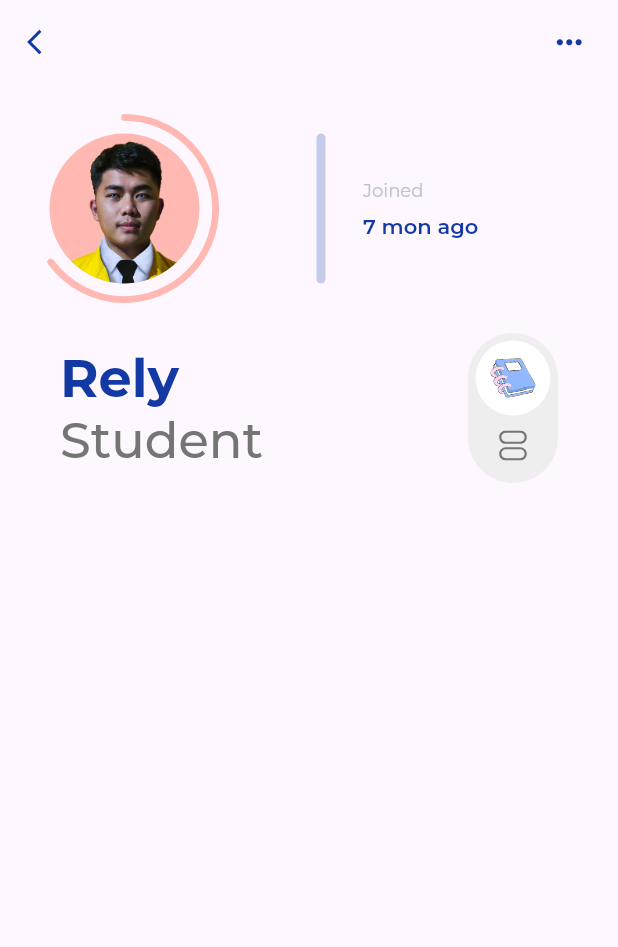
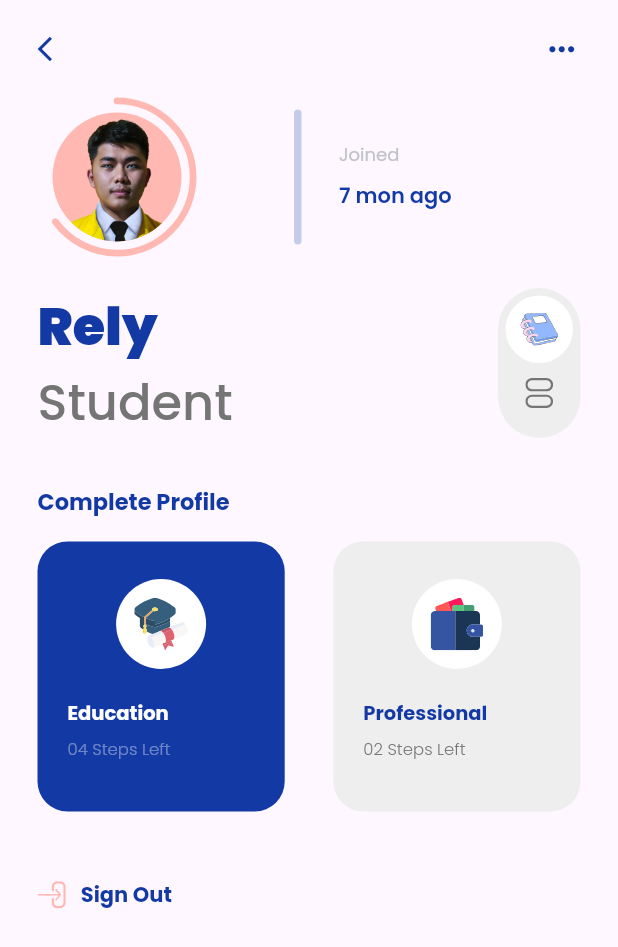
Before and after one commit to 4amshin/ui-slicing, a Flutter app: the screen it shows after launch, on a phone screen of 412 x 824 dp. Shown: the top 947 px of the screen. Run offline on Flutter 3.47's test engine with Material 2 defaults, Android fonts, the phone set to English and light mode, and no system bars; drawn by our look-alikes of percent_indicator; our stand-ins replace flutter_svg, google_fonts.

Commit message:
home-page-done

```diff
--- a/lib/main.dart
+++ b/lib/main.dart
@@ -1,5 +1,6 @@
 import 'package:flutter/material.dart';
 import 'package:google_fonts/google_fonts.dart';
+import 'package:ui_slicing/test_site.dart';
 import 'ui/student_management/view/sm_home_page.dart';
 
 void main() {
@@ -16,7 +17,7 @@ class MyApp extends StatelessWidget {
       title: 'Ui Slicing',
       theme: ThemeData(
         primarySwatch: Colors.indigo,
-        textTheme: GoogleFonts.montserratTextTheme(
+        textTheme: GoogleFonts.poppinsTextTheme(
           Theme.of(context).textTheme,
         ),
         useMaterial3: true,
--- /dev/null
+++ b/lib/test_site.dart
@@ -0,0 +1,41 @@
+import 'dart:math';
+
+import 'package:flutter/material.dart';
+import 'package:flutter_staggered_grid_view/flutter_staggered_grid_view.dart';
+
+class TestSite extends StatefulWidget {
+  const TestSite({Key? key}) : super(key: key);
+
+  @override
+  _TestSiteState createState() => _TestSiteState();
+}
+
+class _TestSiteState extends State<TestSite> {
+  final Random _random = Random();
+  @override
+  Widget build(BuildContext context) {
+    return Scaffold(
+      appBar: AppBar(
+        backgroundColor: Colors.indigo,
+        centerTitle: true,
+        title: const Text(
+          "Test Site",
+          style: TextStyle(
+            color: Colors.white,
+          ),
+        ),
+        actions: const [],
+      ),
+      body: SafeArea(
+        minimum: const EdgeInsets.only(
+          top: 10,
+          left: 10,
+          right: 10,
+        ),
+        child: Column(
+          children: [],
+        ),
+      ),
+    );
+  }
+}
--- a/lib/ui/student_management/view/sm_home_page.dart
+++ b/lib/ui/student_management/view/sm_home_page.dart
@@ -1,8 +1,14 @@
 import 'package:flutter/material.dart';
 import 'package:flutter_svg/svg.dart';
-import 'package:percent_indicator/percent_indicator.dart';
+import 'package:ui_slicing/ui/student_management/widget/sm_app_bar.dart';
+import 'package:ui_slicing/ui/student_management/widget/sm_bottom_content.dart';
 import 'package:ui_slicing/ui/student_management/widget/sm_join_time.dart';
 import 'package:ui_slicing/ui/student_management/widget/sm_lesson_filter.dart';
+import 'package:ui_slicing/ui/student_management/widget/sm_lesson_item.dart';
+import 'package:ui_slicing/ui/student_management/widget/sm_lesson_list.dart';
+import 'package:ui_slicing/ui/student_management/widget/sm_mid_content.dart';
+import 'package:ui_slicing/ui/student_management/widget/sm_sign_out.dart';
+import 'package:ui_slicing/ui/student_management/widget/sm_top_content.dart';
 import 'package:ui_slicing/ui/student_management/widget/sm_top_profile_pic.dart';
 import 'package:ui_slicing/ui/student_management/widget/sm_user_status.dart';
 
@@ -14,47 +20,23 @@ class SmHomePage extends StatelessWidget {
   @override
   Widget build(BuildContext context) {
     return Scaffold(
-      appBar: AppBar(
-        leading: const Icon(
-          Icons.arrow_back_ios,
-          color: Color(0xff1339a4),
-          size: 20,
+      body: SafeArea(
+        minimum: const EdgeInsets.symmetric(
+          vertical: 20,
+          horizontal: 25,
         ),
-        actions: const [
-          Padding(
-            padding: EdgeInsets.only(right: 20),
-            child: Icon(
-              Icons.more_horiz,
-              color: Color(0xff1339a4),
-              size: 25,
-            ),
-          ),
-        ],
-      ),
-      body: SafeArea(
-        minimum: const EdgeInsets.all(20),
         child: Column(
-          children: [
-            Row(
-              children: const [
-                SmTopProfilePic(),
-                SizedBox(width: 65.0),
-                SmJoinTime(),
-              ],
-            ),
-            const SizedBox(height: 20.0),
-            Padding(
-              padding: const EdgeInsets.symmetric(
-                horizontal: 20,
-              ),
-              child: Row(
-                mainAxisAlignment: MainAxisAlignment.spaceBetween,
-                children: [
-                  const SmUserStatus(),
-                  const SmLessonFilter(),
-                ],
-              ),
-            ),
+          crossAxisAlignment: CrossAxisAlignment.start,
+          children: const [
+            SmAppBar(),
+            SizedBox(height: 20),
+            SmTopContent(),
+            SizedBox(height: 20),
+            SmMidContent(),
+            SizedBox(height: 30),
+            SmBottomContent(),
+            SizedBox(height: 45.0),
+            SmSignOut(),
           ],
         ),
       ),
--- /dev/null
+++ b/lib/ui/student_management/widget/sm_app_bar.dart
@@ -0,0 +1,24 @@
+import 'package:flutter/material.dart';
+
+class SmAppBar extends StatelessWidget {
+  const SmAppBar({Key? key}) : super(key: key);
+
+  @override
+  Widget build(BuildContext context) {
+    return Row(
+      mainAxisAlignment: MainAxisAlignment.spaceBetween,
+      children: const [
+        Icon(
+          Icons.arrow_back_ios,
+          color: Color(0xff1339a4),
+          size: 20,
+        ),
+        Icon(
+          Icons.more_horiz,
+          color: Color(0xff1339a4),
+          size: 25,
+        ),
+      ],
+    );
+  }
+}
--- /dev/null
+++ b/lib/ui/student_management/widget/sm_bottom_content.dart
@@ -0,0 +1,26 @@
+import 'package:flutter/material.dart';
+
+import 'sm_lesson_list.dart';
+
+class SmBottomContent extends StatelessWidget {
+  const SmBottomContent({Key? key}) : super(key: key);
+
+  @override
+  Widget build(BuildContext context) {
+    return Column(
+      crossAxisAlignment: CrossAxisAlignment.start,
+      children: const [
+        Text(
+          "Complete Profile",
+          style: TextStyle(
+            fontSize: 15,
+            color: Color(0xff1339a4),
+            fontWeight: FontWeight.bold,
+          ),
+        ),
+        SizedBox(height: 15),
+        SmLessonList(),
+      ],
+    );
+  }
+}
--- a/lib/ui/student_management/widget/sm_join_time.dart
+++ b/lib/ui/student_management/widget/sm_join_time.dart
@@ -8,8 +8,8 @@ class SmJoinTime extends StatelessWidget {
     return Row(
       children: [
         Container(
-          height: 100.0,
-          width: 6,
+          height: 90,
+          width: 5,
           decoration: const BoxDecoration(
             color: Color(0xffc5cce9),
             borderRadius: BorderRadius.all(
--- a/lib/ui/student_management/widget/sm_lesson_filter.dart
+++ b/lib/ui/student_management/widget/sm_lesson_filter.dart
@@ -10,7 +10,7 @@ class SmLessonFilter extends StatelessWidget {
   Widget build(BuildContext context) {
     return Container(
       height: 100.0,
-      width: 60,
+      width: 55,
       padding: const EdgeInsets.all(5),
       decoration: BoxDecoration(
         color: Colors.grey[200],
--- /dev/null
+++ b/lib/ui/student_management/widget/sm_lesson_item.dart
@@ -0,0 +1,75 @@
+import 'package:flutter/material.dart';
+import 'package:flutter_svg/svg.dart';
+
+class SmLessonItem extends StatelessWidget {
+  final String? imgAssets;
+  final String? title;
+  final String? subTitle;
+  final Color? titleColor;
+  final Color? subTitleColor;
+  final Color? backgroundColor;
+  const SmLessonItem({
+    Key? key,
+    this.imgAssets,
+    this.title,
+    this.subTitle,
+    this.titleColor,
+    this.subTitleColor,
+    this.backgroundColor,
+  }) : super(key: key);
+
+  @override
+  Widget build(BuildContext context) {
+    return Container(
+      height: 180.0,
+      padding: const EdgeInsets.symmetric(
+        horizontal: 20,
+        vertical: 25,
+      ),
+      width: MediaQuery.of(context).size.width / 2.5,
+      decoration: BoxDecoration(
+        color: backgroundColor ?? Colors.indigo,
+        borderRadius: const BorderRadius.all(
+          Radius.circular(20),
+        ),
+      ),
+      child: Column(
+        crossAxisAlignment: CrossAxisAlignment.start,
+        children: [
+          Center(
+            child: CircleAvatar(
+              radius: 30,
+              backgroundColor: Colors.white,
+              child: SvgPicture.asset(
+                'assets/icons/student_management/${imgAssets ?? 'education'}.svg',
+                height: 35,
+              ),
+            ),
+          ),
+          const SizedBox(
+            height: 20,
+          ),
+          Text(
+            title ?? "Title Here",
+            style: TextStyle(
+              fontSize: 13.0,
+              color: titleColor ?? Colors.white,
+              fontWeight: FontWeight.bold,
+            ),
+          ),
+          const SizedBox(
+            height: 6,
+          ),
+          Text(
+            subTitle ?? "Sub Title Here",
+            style: TextStyle(
+              fontSize: 11.0,
+              color: subTitleColor ?? Colors.white38,
+              fontWeight: FontWeight.w300,
+            ),
+          ),
+        ],
+      ),
+    );
+  }
+}
--- /dev/null
+++ b/lib/ui/student_management/widget/sm_lesson_list.dart
@@ -0,0 +1,30 @@
+import 'package:flutter/material.dart';
+
+import 'sm_lesson_item.dart';
+
+class SmLessonList extends StatelessWidget {
+  const SmLessonList({Key? key}) : super(key: key);
+
+  @override
+  Widget build(BuildContext context) {
+    return Row(
+      mainAxisAlignment: MainAxisAlignment.spaceBetween,
+      children: [
+        const SmLessonItem(
+          backgroundColor: Color(0xff1339a4),
+          imgAssets: 'education',
+          title: 'Education',
+          subTitle: '04 Steps Left',
+        ),
+        SmLessonItem(
+          backgroundColor: Colors.grey[200],
+          imgAssets: 'profesional',
+          title: 'Professional',
+          titleColor: const Color(0xff1339a4),
+          subTitle: '02 Steps Left',
+          subTitleColor: Colors.grey[600],
+        ),
+      ],
+    );
+  }
+}
--- /dev/null
+++ b/lib/ui/student_management/widget/sm_mid_content.dart
@@ -0,0 +1,20 @@
+import 'package:flutter/material.dart';
+
+import 'sm_lesson_filter.dart';
+import 'sm_user_status.dart';
+
+class SmMidContent extends StatelessWidget {
+  const SmMidContent({Key? key}) : super(key: key);
+
+  @override
+  Widget build(BuildContext context) {
+    return Row(
+      mainAxisAlignment: MainAxisAlignment.spaceBetween,
+      crossAxisAlignment: CrossAxisAlignment.center,
+      children: const [
+        SmUserStatus(),
+        SmLessonFilter(),
+      ],
+    );
+  }
+}
--- a/lib/ui/student_management/widget/sm_rounded_book.dart
+++ b/lib/ui/student_management/widget/sm_rounded_book.dart
@@ -7,8 +7,8 @@ class SmRoundedBook extends StatelessWidget {
   @override
   Widget build(BuildContext context) {
     return Container(
-      height: 50,
-      width: 50,
+      height: 45,
+      width: 45,
       padding: const EdgeInsets.all(10),
       decoration: const BoxDecoration(
         color: Colors.white,
--- /dev/null
+++ b/lib/ui/student_management/widget/sm_sign_out.dart
@@ -0,0 +1,28 @@
+import 'package:flutter/material.dart';
+import 'package:flutter_svg/svg.dart';
+
+class SmSignOut extends StatelessWidget {
+  const SmSignOut({Key? key}) : super(key: key);
+
+  @override
+  Widget build(BuildContext context) {
+    return Row(
+      children: [
+        SvgPicture.asset(
+          'assets/icons/student_management/sign-out.svg',
+          height: 18,
+          color: const Color(0xffffb8b2),
+        ),
+        const SizedBox(width: 10),
+        const Text(
+          "Sign Out",
+          style: TextStyle(
+            fontSize: 14.0,
+            color: Color(0xff1339a4),
+            fontWeight: FontWeight.bold,
+          ),
+        ),
+      ],
+    );
+  }
+}
--- /dev/null
+++ b/lib/ui/student_management/widget/sm_top_content.dart
@@ -0,0 +1,19 @@
+import 'package:flutter/material.dart';
+
+import 'sm_join_time.dart';
+import 'sm_top_profile_pic.dart';
+
+class SmTopContent extends StatelessWidget {
+  const SmTopContent({Key? key}) : super(key: key);
+
+  @override
+  Widget build(BuildContext context) {
+    return Row(
+      children: const [
+        SmTopProfilePic(),
+        SizedBox(width: 65.0),
+        SmJoinTime(),
+      ],
+    );
+  }
+}
--- a/lib/ui/student_management/widget/sm_top_profile_pic.dart
+++ b/lib/ui/student_management/widget/sm_top_profile_pic.dart
@@ -9,7 +9,7 @@ class SmTopProfilePic extends StatelessWidget {
     return Stack(
       children: [
         CircularPercentIndicator(
-          radius: 63.0,
+          radius: 53.0,
           lineWidth: 4.5,
           circularStrokeCap: CircularStrokeCap.round,
           percent: 0.65,
@@ -17,14 +17,14 @@ class SmTopProfilePic extends StatelessWidget {
           progressColor: const Color(0xffffb8b2),
         ),
         const Positioned(
-          top: 13,
-          left: 13,
+          top: 10,
+          left: 10,
           child: CircleAvatar(
             backgroundColor: Color(0xffffb8b2),
             backgroundImage: AssetImage(
               'assets/images/student_management/profile.png',
             ),
-            radius: 50,
+            radius: 43,
           ),
         ),
       ],
--- a/lib/ui/student_management/widget/sm_user_status.dart
+++ b/lib/ui/student_management/widget/sm_user_status.dart
@@ -12,7 +12,7 @@ class SmUserStatus extends StatelessWidget {
           "Rely",
           style: TextStyle(
             fontSize: 35.0,
-            fontWeight: FontWeight.bold,
+            fontWeight: FontWeight.w900,
             color: Color(0xff1339a4),
           ),
         ),
--- a/pubspec.yaml
+++ b/pubspec.yaml
@@ -31,6 +31,7 @@ dependencies:
   cupertino_icons: ^1.0.2
   flutter:
     sdk: flutter
+  flutter_staggered_grid_view: ^0.6.2
   flutter_svg: ^1.1.6
   google_fonts: ^4.0.0
   percent_indicator: ^4.2.2
```
Also changed, not shown: pubspec.lock.
